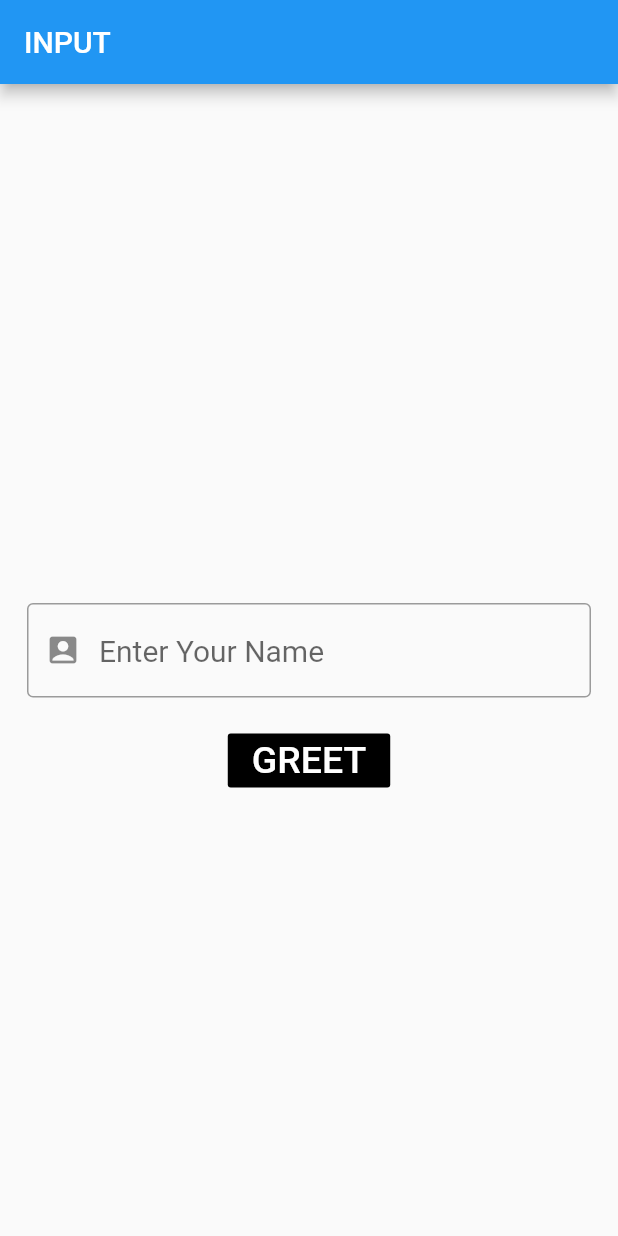
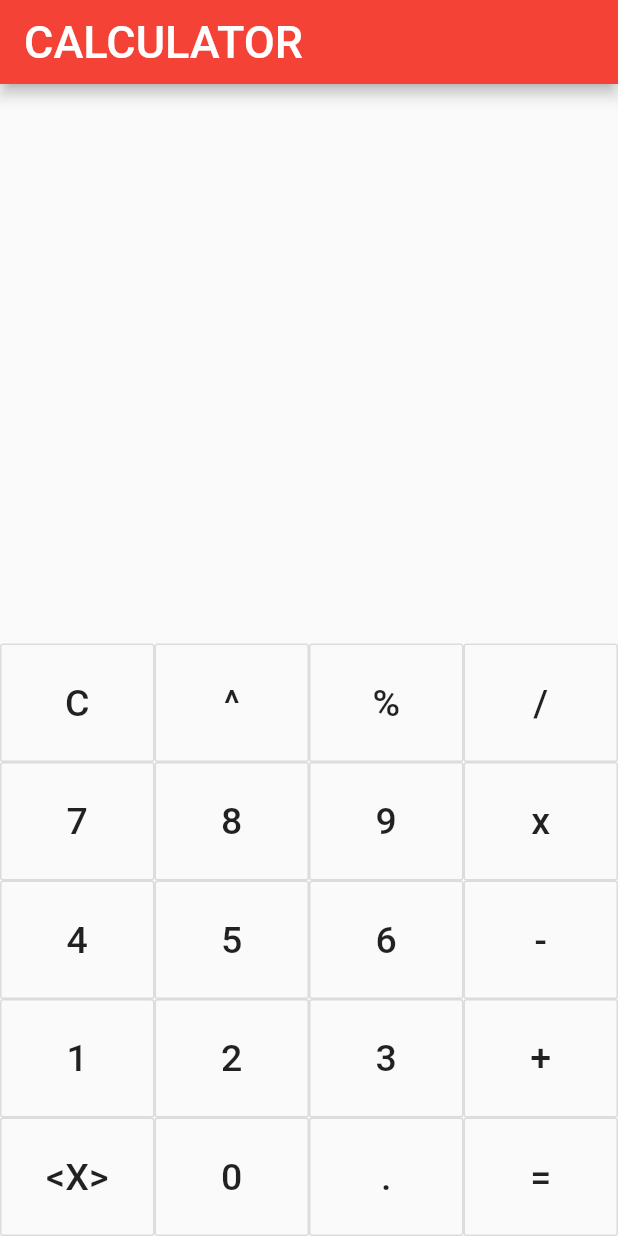
Before and after one commit to deepak252/Calculator, a Flutter app: the screen it shows after launch, on a phone screen of 412 x 824 dp. Run offline on Flutter 3.47's test engine with Material 2 defaults, Android fonts, the phone set to English and light mode, and no system bars; Roboto replaces fonts that are missing (Harlow Solid Italic).

Commit message:
Simple Calculator Project

```diff
--- a/lib/main.dart
+++ b/lib/main.dart
@@ -1,38 +1,90 @@
-import "package:flutter/material.dart";
+import 'dart:math';
 
-void main()
-{
-  runApp(myApp());
-}
+import 'package:flutter/material.dart';
 
-class myApp extends StatelessWidget {
+void main()=> runApp(MyApp());
+
+class MyApp extends StatelessWidget {
   @override
   Widget build(BuildContext context) {
     return MaterialApp(
-
-      title:"Text Field",
-      theme:ThemeData(
-        primarySwatch: Colors.blue,
-      ),
-      home: myhomepage(),
-
+      title: "My Calculator",
+      theme: ThemeData(primarySwatch: Colors.red),
+      home: MyHomePage(),
     );
   }
 }
 
-class myhomepage extends StatefulWidget {
+class MyHomePage extends StatefulWidget {
   @override
-  _myhomepageState createState() => _myhomepageState();
+  _MyHomePageState createState() => _MyHomePageState();
 }
 
-class _myhomepageState extends State<myhomepage> {
+class _MyHomePageState extends State<MyHomePage> {
 
-  String name="";
-  void greet()
+  double num1=0,num2=0;
+  String result="";
+  String operation="";
+  String textToDisplay="";
+
+  void btnClicked(String btnVal)
   {
+    if(btnVal=='C')
+    {
+      num1=0;
+      num2=0;
+      result="";
+    }
+    else if(btnVal=='+'||btnVal=='-'||btnVal=='x'||btnVal=='/'||btnVal=='^'||btnVal=='%')
+    {
+      num1=double.parse(result);
+      operation=btnVal;
+      result="";
+    }
+    else if(btnVal=='<X>' && result.length>0)
+    {
+      result=result.substring(0,result.length-1);
+    }
+    else if(btnVal=='='){
+      num2=double.parse(result);
+      switch(operation){
+        case '+':result=(num1+num2).toString();break;
+        case '-':result=(num1-num2).toString();break;
+        case 'x':result=(num1*num2).toString();break;
+        case '/':result=(num1/num2).toString();break;
+        case '%':result=(num1%num2).toString();break;
+        case '^':result=(pow(num1, num2)).toString();break;
+      }
+    }
+    else if(btnVal!='<X>' )
+    {
+      result=result+btnVal;
+    }
+
+
     setState(() {
-      name="Hello $name";
+      textToDisplay=result;
     });
+  }
+
+
+  Widget customButton(String btnVal)
+  {
+    return (
+      Expanded(
+        child: OutlineButton(
+         padding:EdgeInsets.all(25.0),
+          onPressed:()=>btnClicked(btnVal),
+          child: Text(
+            "$btnVal",
+            style: TextStyle(
+                fontSize: 25.0
+            )
+
+          ),
+        ),
+      )
+    );
   }
 
   @override
@@ -40,48 +92,77 @@ class _myhomepageState extends State<myhomepage> {
     return Scaffold(
       appBar: AppBar(
         title: Text(
-          "INPUT",
+          "CALCULATOR",
+          style:TextStyle(
+            color: Colors.white,
+            fontSize:30.0,
+            fontFamily:"Harlow Solid Italic" ,
+          )
         ),
+        // toolbarHeight: 80,
+      ),
 
-      ),
-      body: Column(
-        mainAxisAlignment: MainAxisAlignment.center,
-        children: <Widget>[
+      body: Container(
+        child: Column(
+          mainAxisAlignment: MainAxisAlignment.end,
+          children:<Widget> [
 
-          Text(
-            " $name",
-            style: TextStyle(
-              fontSize: 30,
-              color: Colors.red,
-            ),
-          ),
+            Container(
 
-          Padding(
-            padding: const EdgeInsets.all(18.0),
-            child: TextField(
-              onChanged: (text){
-                name=text;
-              },
-              style:TextStyle(
-                color:Colors.green[400],
-                fontSize: 20.0
-              ),
-              decoration: InputDecoration(
-                hintText: "Enter Your Name",
-                border: OutlineInputBorder(),
-                prefixIcon: Icon(Icons.account_box),
+              alignment: Alignment.bottomRight,
+              padding:EdgeInsets.all(12),
+              child:
+              Text(
+                "$textToDisplay",
+                style: TextStyle(
+                  fontSize: 24.0,
+                  fontWeight: FontWeight.w600,
+                ),
+
               ),
             ),
-          ),
-          FlatButton(
-            onPressed: greet,
-            color: Colors.black,
-            child: Text(
-              "GREET",
-              style: TextStyle(color: Colors.white,fontSize: 25.0),
+            Row(
+              children: <Widget>[
+                customButton("C"),
+                customButton("^"),
+                customButton("%"),
+                customButton("/"),
+              ],
             ),
-          ),
-        ],
+            Row(
+              children: <Widget>[
+                customButton("7"),
+                customButton("8"),
+                customButton("9"),
+                customButton("x"),
+              ],
+            ),
+            Row(
+              children: <Widget>[
+                customButton("4"),
+                customButton("5"),
+                customButton("6"),
+                customButton("-"),
+              ],
+            ),
+            Row(
+              children: <Widget>[
+                customButton("1"),
+                customButton("2"),
+                customButton("3"),
+                customButton("+"),
+              ],
+            ),
+            Row(
+              children: <Widget>[
+                customButton("<X>"),
+                customButton("0"),
+                customButton("."),
+                customButton("="),
+              ],
+            ),
+          ],
+        )
       ),
     );
   }
```
